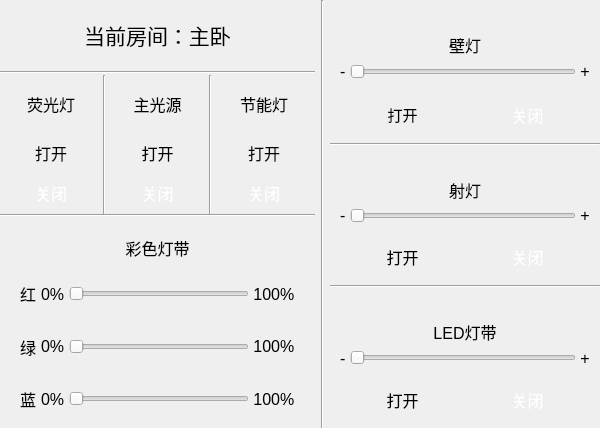
Old version of the form SmartHome/light_window_dialog.ui in the repository lotdoney/SmartHome.
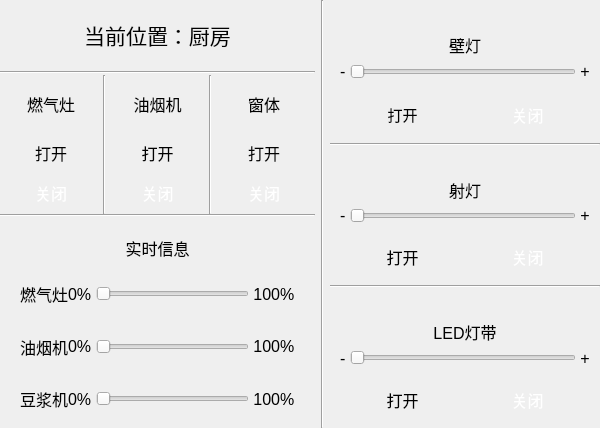
New version of the form. Icons and pictures are not drawn.

The edit to the form file:
```diff
--- a/SmartHome/light_window_dialog.ui
+++ b/SmartHome/light_window_dialog.ui
@@ -71,7 +71,7 @@
 border-radius:10px;</string>
            </property>
            <property name="text">
-            <string>当前房间：主卧</string>
+            <string>当前位置：厨房</string>
            </property>
            <property name="alignment">
             <set>Qt::AlignCenter</set>
@@ -118,7 +118,7 @@
 border-radius:10px;</string>
              </property>
              <property name="text">
-              <string>荧光灯</string>
+              <string>燃气灶</string>
              </property>
              <property name="alignment">
               <set>Qt::AlignCenter</set>
@@ -234,7 +234,7 @@
 border-radius:10px;</string>
              </property>
              <property name="text">
-              <string>主光源</string>
+              <string>油烟机</string>
              </property>
              <property name="alignment">
               <set>Qt::AlignCenter</set>
@@ -350,7 +350,7 @@
 border-radius:10px;</string>
              </property>
              <property name="text">
-              <string>节能灯</string>
+              <string>窗体</string>
              </property>
              <property name="alignment">
               <set>Qt::AlignCenter</set>
@@ -465,7 +465,7 @@
             </font>
            </property>
            <property name="text">
-            <string>彩色灯带</string>
+            <string>实时信息</string>
            </property>
            <property name="alignment">
             <set>Qt::AlignBottom|Qt::AlignHCenter</set>
@@ -496,7 +496,7 @@
             </font>
            </property>
            <property name="text">
-            <string>红 </string>
+            <string>燃气灶</string>
            </property>
           </widget>
          </item>
@@ -558,7 +558,7 @@
             </font>
            </property>
            <property name="text">
-            <string>绿 </string>
+            <string>油烟机</string>
            </property>
           </widget>
          </item>
@@ -620,7 +620,7 @@
             </font>
            </property>
            <property name="text">
-            <string>蓝 </string>
+            <string>豆浆机</string>
            </property>
           </widget>
          </item>
```
